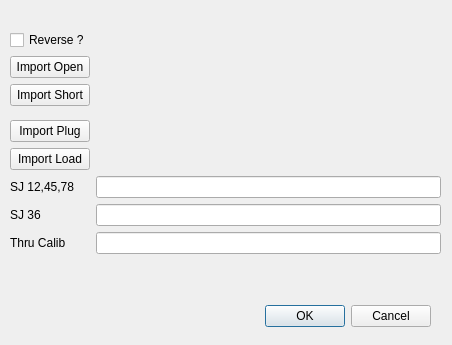
Qt form UIs/embedImportDialog.ui (Belden-Montreal/SNP-Cable-Analyser) before a commit.
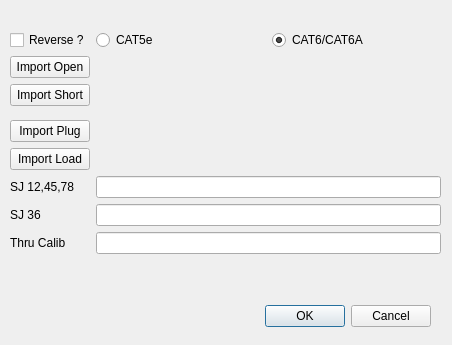
The same form after that commit.

The edit to the form file:
```diff
--- a/UIs/embedImportDialog.ui
+++ b/UIs/embedImportDialog.ui
@@ -53,13 +53,6 @@
       </property>
      </widget>
     </item>
-    <item row="0" column="0" colspan="2">
-     <widget class="QCheckBox" name="revBox">
-      <property name="text">
-       <string>Reverse ?</string>
-      </property>
-     </widget>
-    </item>
     <item row="2" column="1">
      <widget class="QLabel" name="shortLabel">
       <property name="text">
@@ -74,6 +67,40 @@
       </property>
      </widget>
     </item>
+    <item row="0" column="0">
+     <widget class="QCheckBox" name="revBox">
+      <property name="text">
+       <string>Reverse ?</string>
+      </property>
+     </widget>
+    </item>
+    <item row="0" column="1">
+     <layout class="QHBoxLayout" name="horizontalLayout">
+      <item>
+       <widget class="QRadioButton" name="cat5eButton">
+        <property name="text">
+         <string>CAT5e</string>
+        </property>
+        <property name="autoExclusive">
+         <bool>false</bool>
+        </property>
+       </widget>
+      </item>
+      <item>
+       <widget class="QRadioButton" name="cat6Button">
+        <property name="text">
+         <string>CAT6/CAT6A</string>
+        </property>
+        <property name="checked">
+         <bool>true</bool>
+        </property>
+        <property name="autoExclusive">
+         <bool>false</bool>
+        </property>
+       </widget>
+      </item>
+     </layout>
+    </item>
    </layout>
   </widget>
   <widget class="QWidget" name="formLayoutWidget_2">
```
